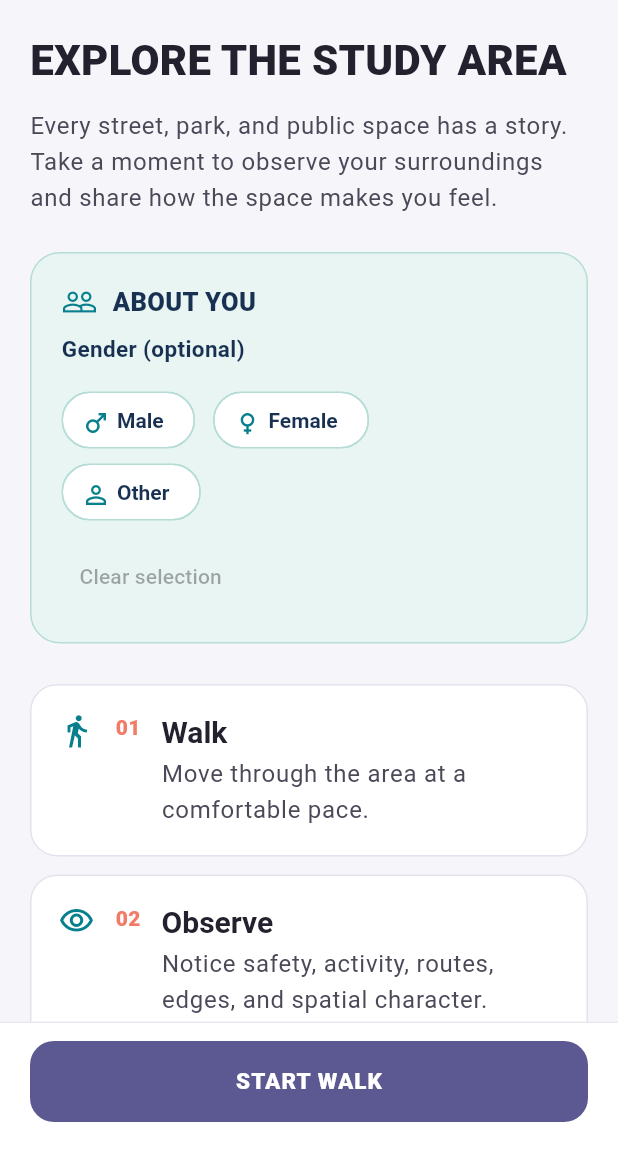
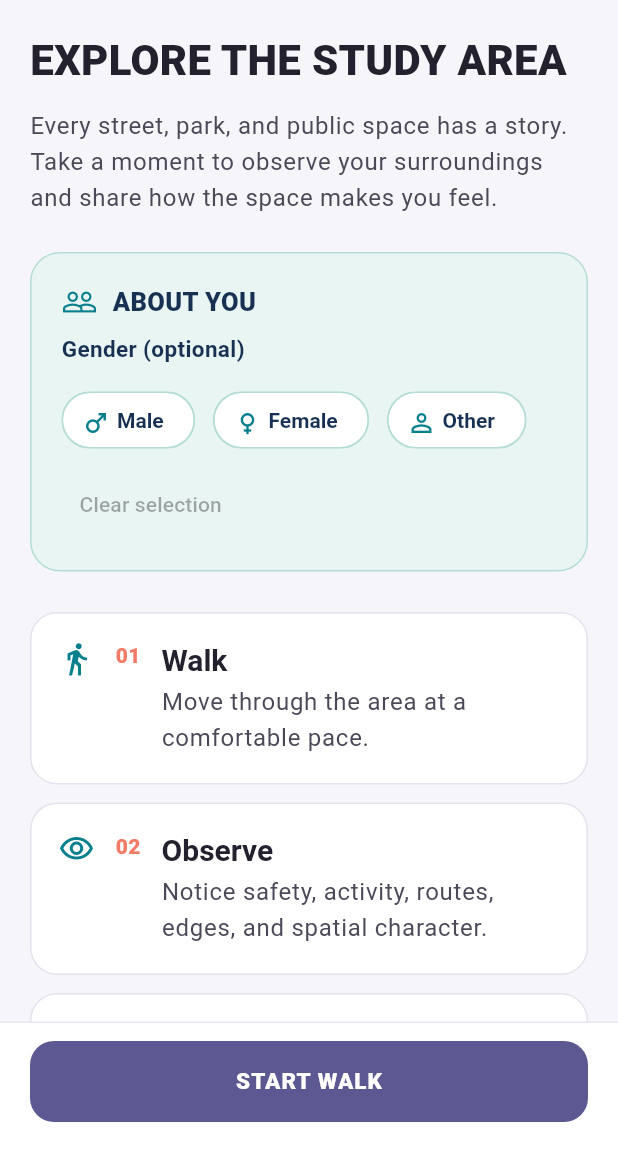
Before and after one commit to literallyshiva/coding-urban-safety, a Flutter app: the screen it shows after launch, after a tap on an icon or button, on a phone screen of 412 x 824 dp, the part 84-1236 px from its top. Run offline on Flutter 3.47's test engine with Material 3 defaults, Android fonts, the phone set to English and light mode, and no system bars; our stand-ins replace cloud_firestore, firebase_core, geolocator, google_maps_flutter; accounts and stored records are empty.

Commit message:
Update study_area_page.dart

```diff
--- a/lib/pages/study_area_page.dart
+++ b/lib/pages/study_area_page.dart
@@ -6,7 +6,10 @@ import '../widgets/research_scaffold.dart';
 import 'map_page.dart';
 
 class StudyAreaPage extends StatelessWidget {
-  const StudyAreaPage({super.key, required this.assessmentState});
+  const StudyAreaPage({
+    super.key,
+    required this.assessmentState,
+  });
 
   final AssessmentState assessmentState;
 
@@ -33,12 +36,14 @@ class StudyAreaPage extends StatelessWidget {
             style: Theme.of(context).textTheme.headlineMedium,
           ),
           const SizedBox(height: 14),
+
           Text(
             'Every street, park, and public space has a story. '
             'Take a moment to observe your surroundings and '
             'share how the space makes you feel.',
             style: Theme.of(context).textTheme.bodyLarge,
           ),
+
           const SizedBox(height: 24),
 
           // Gender selection
@@ -77,7 +82,9 @@ class StudyAreaPage extends StatelessWidget {
                         ),
                       ],
                     ),
+
                     const SizedBox(height: 9),
+
                     const Text(
                       'Gender (optional)',
                       style: TextStyle(
@@ -86,7 +93,10 @@ class StudyAreaPage extends StatelessWidget {
                         fontWeight: FontWeight.w600,
                       ),
                     ),
+
                     const SizedBox(height: 13),
+
+                    // Male, Female and Other options
                     Wrap(
                       spacing: 12,
                       runSpacing: 10,
@@ -94,31 +104,37 @@ class StudyAreaPage extends StatelessWidget {
                         _GenderChoice(
                           label: 'Male',
                           icon: Icons.male,
-                          selected: assessmentState.gender == 'Male',
+                          selected:
+                              assessmentState.gender == 'Male',
                           onTap: () {
                             assessmentState.setGender('Male');
                           },
                         ),
+
                         _GenderChoice(
                           label: 'Female',
                           icon: Icons.female,
-                          selected: assessmentState.gender == 'Female',
+                          selected:
+                              assessmentState.gender == 'Female',
                           onTap: () {
                             assessmentState.setGender('Female');
+                          },
+                        ),
+
+                        _GenderChoice(
+                          label: 'Other',
+                          icon: Icons.person_outline,
+                          selected:
+                              assessmentState.gender == 'Other',
+                          onTap: () {
+                            assessmentState.setGender('Other');
                           },
                         ),
                       ],
                     ),
 
-_GenderChoice(
-  label: 'Other',
-  icon: Icons.person_outline,
-  selected: assessmentState.gender == 'Other',
-  onTap: () {
-    assessmentState.setGender('Other');
-  },
-),
                     const SizedBox(height: 8),
+
                     TextButton(
                       onPressed: assessmentState.gender == null
                           ? null
@@ -134,12 +150,14 @@ _GenderChoice(
           ),
 
           const SizedBox(height: 27),
+
           const _InstructionCard(
             number: '01',
             title: 'Walk',
             text: 'Move through the area at a comfortable pace.',
             icon: Icons.directions_walk,
           ),
+
           const _InstructionCard(
             number: '02',
             title: 'Observe',
@@ -147,6 +165,7 @@ _GenderChoice(
                 'and spatial character.',
             icon: Icons.visibility_outlined,
           ),
+
           const _InstructionCard(
             number: '03',
             title: 'Choose',
@@ -159,6 +178,7 @@ _GenderChoice(
   }
 }
 
+// Gender selection chip
 class _GenderChoice extends StatelessWidget {
   const _GenderChoice({
     required this.label,
@@ -188,11 +208,15 @@ class _GenderChoice extends StatelessWidget {
       selectedColor: teal,
       backgroundColor: Colors.white,
       labelStyle: TextStyle(
-        color: selected ? Colors.white : const Color(0xFF183153),
+        color: selected
+            ? Colors.white
+            : const Color(0xFF183153),
         fontWeight: FontWeight.w700,
       ),
       side: BorderSide(
-        color: selected ? teal : const Color(0xFFB5DDD5),
+        color: selected
+            ? teal
+            : const Color(0xFFB5DDD5),
       ),
       padding: const EdgeInsets.symmetric(
         horizontal: 12,
@@ -203,6 +227,7 @@ class _GenderChoice extends StatelessWidget {
   }
 }
 
+// Study area instruction card
 class _InstructionCard extends StatelessWidget {
   const _InstructionCard({
     required this.number,
@@ -238,6 +263,7 @@ class _InstructionCard extends StatelessWidget {
             size: 24,
           ),
           const SizedBox(width: 14),
+
           Text(
             number,
             style: const TextStyle(
@@ -245,7 +271,9 @@ class _InstructionCard extends StatelessWidget {
               color: Color(0xFFF27B67),
             ),
           ),
+
           const SizedBox(width: 14),
+
           Expanded(
             child: Column(
               crossAxisAlignment: CrossAxisAlignment.start,
```
